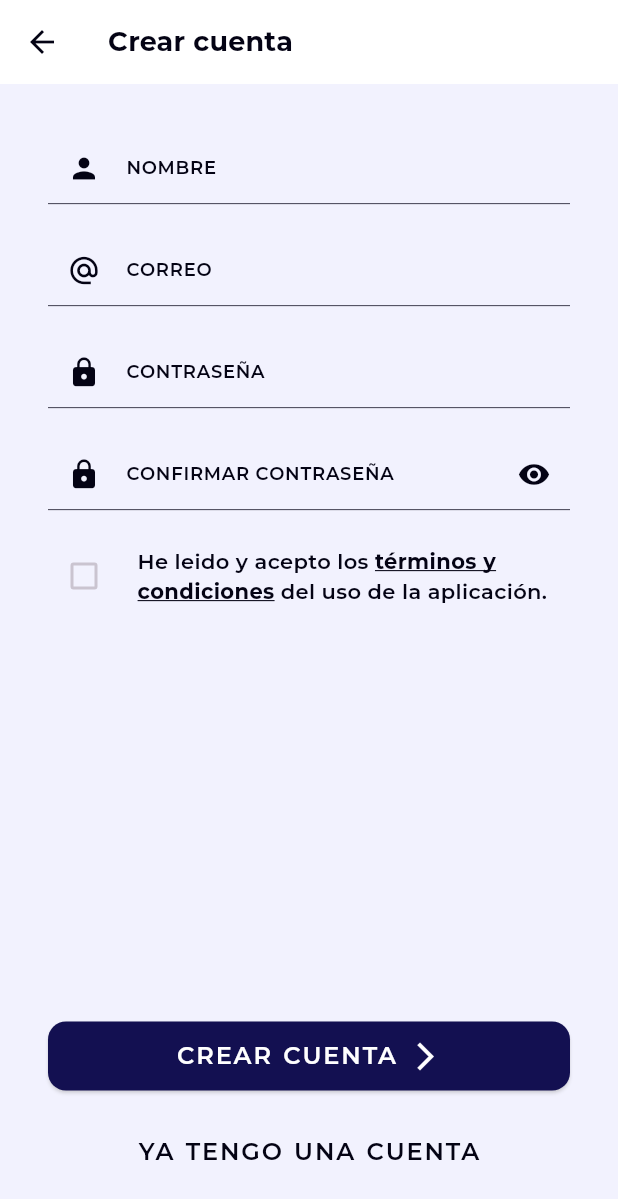
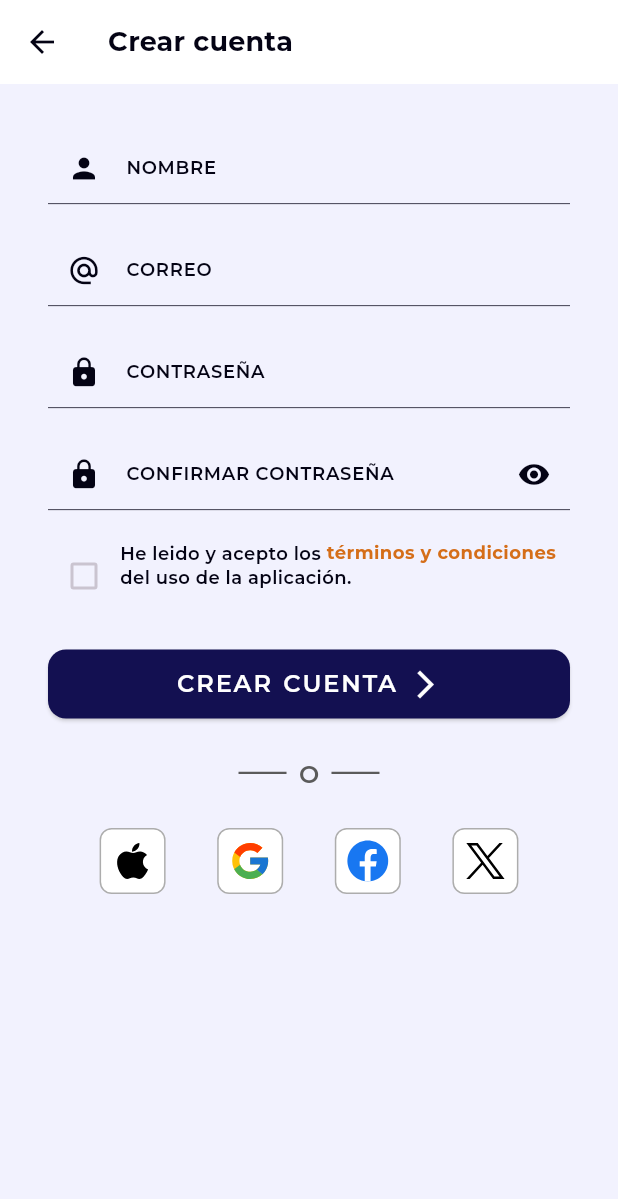
Before and after one commit to joshesp/cuentas_app, a Flutter app: the SignUpView screen opened by its route, on a phone screen of 412 x 824 dp. Shown: the top 1199 px of the screen. Run offline on Flutter 3.47's test engine with Material 3 defaults, Android fonts, the phone set to English and light mode, and no system bars; our stand-ins replace animated_text_kit, custom_sliding_segmented_control, fl_chart, flutter_screenutil, flutter_svg, go_router and 1 more; project files that could hold a hidden picture were left out.

Commit message:
widget con los iconos para iniciar mediate redes sociales

```diff
--- a/lib/presentation/views/auth/sign_in/sign_in_view.dart
+++ b/lib/presentation/views/auth/sign_in/sign_in_view.dart
@@ -61,9 +61,7 @@ class SignInView extends StatelessWidget {
                   const Spacer(),
                   const FormSignInWidget(),
                   const SizedBox(height: 24),
-                  _textOtherOptionSignInWidget(textTheme, context),
-                  const SizedBox(height: 24),
-                  _optionsSocialSignInWidget,
+                  const AuthBySocialNetworkWidget(),
                   const Spacer(),
                   _createAccountWidget(context, textTheme)
                 ],
@@ -72,60 +70,6 @@ class SignInView extends StatelessWidget {
           ),
         ),
       ),
-    );
-  }
-
-  Widget get _lineWidget => const SizedBox(
-        width: 32,
-        child: DecoratedBox(
-          decoration: BoxDecoration(
-            border: Border(
-              bottom: BorderSide(
-                color: Coolors.gray,
-                width: 1.5,
-              ),
-            ),
-          ),
-        ),
-      );
-
-  Widget get _optionsSocialSignInWidget => const Row(
-        mainAxisAlignment: MainAxisAlignment.spaceEvenly,
-        crossAxisAlignment: CrossAxisAlignment.center,
-        children: [
-          ButtonSocialWidget(
-            type: TypeButtonSocial.apple,
-          ),
-          ButtonSocialWidget(
-            type: TypeButtonSocial.google,
-          ),
-          ButtonSocialWidget(
-            type: TypeButtonSocial.facebook,
-          ),
-          ButtonSocialWidget(
-            type: TypeButtonSocial.twitter,
-          ),
-        ],
-      );
-
-  Widget _textOtherOptionSignInWidget(
-      TextTheme textTheme, BuildContext context) {
-    return Row(
-      crossAxisAlignment: CrossAxisAlignment.center,
-      mainAxisAlignment: MainAxisAlignment.center,
-      children: [
-        _lineWidget,
-        const SizedBox(width: 8),
-        Text(
-          'O',
-          style: textTheme.bodyLarge!.copyWith(
-            color: context.theme.textGray,
-            fontWeight: FontWeight.w600,
-          ),
-        ),
-        const SizedBox(width: 8),
-        _lineWidget,
-      ],
     );
   }
 
--- a/lib/presentation/views/auth/sign_up/sign_up_view.dart
+++ b/lib/presentation/views/auth/sign_up/sign_up_view.dart
@@ -1,6 +1,10 @@
 import 'package:cuentas_app/common/widgets/button_app/button_app_widget.dart';
+import 'package:cuentas_app/common/widgets/button_app/text_link_widget.dart';
 import 'package:cuentas_app/common/widgets/input_custom/input_custom_widget_widget.dart';
 import 'package:cuentas_app/config/constants/app_constants.dart';
+import 'package:cuentas_app/config/theme/coolors.dart';
+import 'package:cuentas_app/config/theme/custom_theme_extension.dart';
+import 'package:cuentas_app/presentation/widgets/auth/index.dart';
 import 'package:flutter/material.dart';
 
 class SignUpView extends StatelessWidget {
@@ -10,8 +14,6 @@ class SignUpView extends StatelessWidget {
 
   @override
   Widget build(BuildContext context) {
-    final widthScreen = MediaQuery.of(context).size.width;
-
     return Scaffold(
       appBar: AppBar(
         title: const Text('Crear cuenta'),
@@ -44,52 +46,48 @@ class SignUpView extends StatelessWidget {
               ),
               Row(
                 mainAxisAlignment: MainAxisAlignment.spaceBetween,
+                crossAxisAlignment: CrossAxisAlignment.start,
                 children: [
                   Checkbox(
                     value: false,
                     onChanged: (value) {},
                   ),
-                  SizedBox(
-                    width: widthScreen * 0.7,
-                    child: Text.rich(
-                      TextSpan(
-                        text: 'He leido y acepto los ',
-                        children: [
-                          TextSpan(
-                            text: 'términos y condiciones',
-                            style: Theme.of(context)
-                                .textTheme
-                                .bodyMedium!
-                                .copyWith(
-                                  fontWeight: FontWeight.w700,
-                                  decoration: TextDecoration.underline,
-                                ),
-                          ),
-                          const TextSpan(text: ' del uso de la aplicación.')
-                        ],
-                      ),
-                    ),
-                  )
+                  Expanded(
+                    child: _createAccountWidget(
+                        context, Theme.of(context).textTheme),
+                  ),
                 ],
               ),
-              const Spacer(),
+              const SizedBox(height: defaultSpacing),
               ButtonAppWidget(
                 text: 'Crear cuenta',
                 icon: Icons.arrow_forward_ios,
                 fullWidth: true,
                 onPressed: () {},
               ),
-              const SizedBox(height: minSpacing),
-              ButtonAppWidget(
-                text: 'Ya tengo una cuenta',
-                fullWidth: true,
-                styleType: ButtonStyleType.clear,
-                onPressed: () {},
-              ),
+              const SizedBox(height: 24),
+              const AuthBySocialNetworkWidget(),
             ],
           ),
         ),
       ),
     );
   }
+
+  Widget _createAccountWidget(BuildContext context, TextTheme textTheme) {
+    return TextLinkWidget(
+      onPressed: () {},
+      textLink: 'términos y condiciones',
+      textLinkStyle: textTheme.bodySmall!.copyWith(
+        color: Coolors.accent,
+        fontWeight: FontWeight.w700,
+      ),
+      prefixText: 'He leido y acepto los',
+      sufixText: 'del uso de la aplicación.',
+      textComplementStyle: textTheme.bodySmall!.copyWith(
+        color: context.theme.textBase,
+      ),
+      textAlign: TextAlign.left,
+    );
+  }
 }
--- /dev/null
+++ b/lib/presentation/widgets/auth/auth_by_social_network_widget.dart
@@ -0,0 +1,68 @@
+import 'package:cuentas_app/config/theme/coolors.dart';
+import 'package:cuentas_app/config/theme/custom_theme_extension.dart';
+import 'package:cuentas_app/presentation/widgets/auth/button_social_widget.dart';
+import 'package:flutter/material.dart';
+
+class AuthBySocialNetworkWidget extends StatelessWidget {
+  const AuthBySocialNetworkWidget({super.key});
+
+  @override
+  Widget build(BuildContext context) {
+    final textTheme = Theme.of(context).textTheme;
+
+    return Column(
+      children: [
+        Row(
+          crossAxisAlignment: CrossAxisAlignment.center,
+          mainAxisAlignment: MainAxisAlignment.center,
+          children: [
+            _lineWidget,
+            const SizedBox(width: 8),
+            Text(
+              'O',
+              style: textTheme.bodyLarge!.copyWith(
+                color: context.theme.textGray,
+                fontWeight: FontWeight.w600,
+              ),
+            ),
+            const SizedBox(width: 8),
+            _lineWidget,
+          ],
+        ),
+        const SizedBox(height: 24),
+        const Row(
+          mainAxisAlignment: MainAxisAlignment.spaceEvenly,
+          crossAxisAlignment: CrossAxisAlignment.center,
+          children: [
+            ButtonSocialWidget(
+              type: TypeButtonSocial.apple,
+            ),
+            ButtonSocialWidget(
+              type: TypeButtonSocial.google,
+            ),
+            ButtonSocialWidget(
+              type: TypeButtonSocial.facebook,
+            ),
+            ButtonSocialWidget(
+              type: TypeButtonSocial.twitter,
+            ),
+          ],
+        ),
+      ],
+    );
+  }
+
+  Widget get _lineWidget => const SizedBox(
+        width: 32,
+        child: DecoratedBox(
+          decoration: BoxDecoration(
+            border: Border(
+              bottom: BorderSide(
+                color: Coolors.gray,
+                width: 1.5,
+              ),
+            ),
+          ),
+        ),
+      );
+}
--- a/lib/presentation/widgets/auth/index.dart
+++ b/lib/presentation/widgets/auth/index.dart
@@ -1,2 +1,3 @@
+export './auth_by_social_network_widget.dart';
 export './button_social_widget.dart';
 export './form_sign_in_widget.dart';
```
